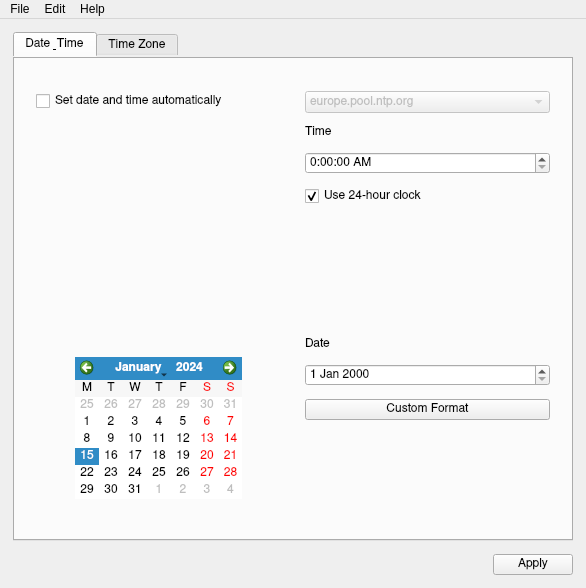
Before: the Qt Designer form Under Construction/Date and Time.app/Resources/date_and_time.ui in helloSystem/Utilities, drawn with Qt 5.
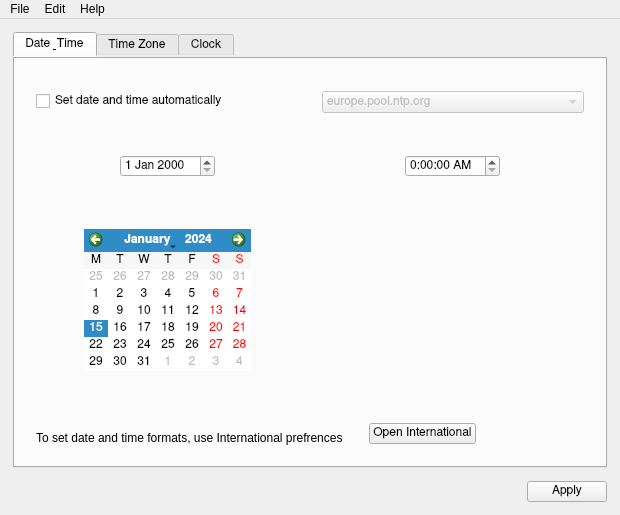
After: the same form once the commit is applied. The open tabs and pages were chosen to show the change. Icons and pictures are not drawn. Custom widgets are drawn as their Qt base class.

Diff of the .ui file:
```diff
--- a/Under Construction/Date and Time.app/Resources/date_and_time.ui
+++ b/Under Construction/Date and Time.app/Resources/date_and_time.ui
@@ -6,10 +6,16 @@
    <rect>
     <x>0</x>
     <y>0</y>
-    <width>586</width>
-    <height>588</height>
+    <width>620</width>
+    <height>515</height>
    </rect>
   </property>
+  <property name="sizePolicy">
+   <sizepolicy hsizetype="Preferred" vsizetype="Preferred">
+    <horstretch>0</horstretch>
+    <verstretch>0</verstretch>
+   </sizepolicy>
+  </property>
   <property name="windowTitle">
    <string>Date and Time</string>
   </property>
@@ -84,7 +90,7 @@
          <number>23</number>
         </property>
         <item>
-         <layout class="QGridLayout" name="gridLayout_4">
+         <layout class="QGridLayout" name="gridLayout_4" rowstretch="0,0,0,0,0,0">
           <property name="leftMargin">
            <number>0</number>
           </property>
@@ -101,21 +107,9 @@
            <number>23</number>
           </property>
           <property name="verticalSpacing">
-           <number>13</number>
+           <number>6</number>
           </property>
-          <item row="1" column="1">
-           <widget class="QLabel" name="dt_time_label">
-            <property name="font">
-             <font>
-              <family>Nimbus Sans</family>
-             </font>
-            </property>
-            <property name="text">
-             <string>Time</string>
-            </property>
-           </widget>
-          </item>
-          <item row="2" column="1">
+          <item row="2" column="1" alignment="Qt::AlignHCenter">
            <widget class="QTimeEdit" name="dt_set_date_time_manual">
             <property name="font">
              <font>
@@ -139,47 +133,71 @@
             </property>
            </widget>
           </item>
-          <item row="9" column="1">
-           <spacer name="verticalSpacer_14">
-            <property name="orientation">
-             <enum>Qt::Vertical</enum>
+          <item row="4" column="0" alignment="Qt::AlignHCenter">
+           <widget class="QCalendarWidget" name="calendarWidget">
+            <property name="sizePolicy">
+             <sizepolicy hsizetype="Fixed" vsizetype="Fixed">
+              <horstretch>0</horstretch>
+              <verstretch>0</verstretch>
+             </sizepolicy>
             </property>
-            <property name="sizeHint" stdset="0">
+            <property name="font">
+             <font>
+              <family>Nimbus Sans</family>
+             </font>
+            </property>
+            <property name="gridVisible">
+             <bool>false</bool>
+            </property>
+            <property name="horizontalHeaderFormat">
+             <enum>QCalendarWidget::SingleLetterDayNames</enum>
+            </property>
+            <property name="verticalHeaderFormat">
+             <enum>QCalendarWidget::NoVerticalHeader</enum>
+            </property>
+            <property name="navigationBarVisible">
+             <bool>true</bool>
+            </property>
+            <property name="dateEditEnabled">
+             <bool>true</bool>
+            </property>
+           </widget>
+          </item>
+          <item row="4" column="1" alignment="Qt::AlignHCenter|Qt::AlignTop">
+           <widget class="AnalogClock" name="analog_clock_widget" native="true">
+            <property name="minimumSize">
              <size>
-              <width>20</width>
-              <height>40</height>
+              <width>160</width>
+              <height>160</height>
              </size>
             </property>
-           </spacer>
+            <property name="maximumSize">
+             <size>
+              <width>600</width>
+              <height>600</height>
+             </size>
+            </property>
+            <property name="baseSize">
+             <size>
+              <width>200</width>
+              <height>200</height>
+             </size>
+            </property>
+           </widget>
           </item>
           <item row="5" column="0" colspan="2">
-           <spacer name="verticalSpacer_13">
+           <spacer name="verticalSpacer_2">
             <property name="orientation">
              <enum>Qt::Vertical</enum>
             </property>
-            <property name="sizeType">
-             <enum>QSizePolicy::Fixed</enum>
-            </property>
             <property name="sizeHint" stdset="0">
              <size>
               <width>20</width>
-              <height>20</height>
+              <height>40</height>
              </size>
             </property>
            </spacer>
           </item>
-          <item row="8" column="1">
-           <widget class="QPushButton" name="dt_set_custom_format">
-            <property name="font">
-             <font>
-              <family>Nimbus Sans</family>
-             </font>
-            </property>
-            <property name="text">
-             <string>Custom Format</string>
-            </property>
-           </widget>
-          </item>
           <item row="0" column="1">
            <widget class="QComboBox" name="ntp_servers_comboBox">
             <property name="enabled">
@@ -236,19 +254,13 @@
             </item>
            </widget>
           </item>
-          <item row="3" column="1">
-           <widget class="QCheckBox" name="dt_use_24h_clock">
+          <item row="2" column="0" alignment="Qt::AlignHCenter">
+           <widget class="QDateEdit" name="dt_set_date_manual">
             <property name="font">
              <font>
               <family>Nimbus Sans</family>
              </font>
             </property>
-            <property name="text">
-             <string>Use 24-hour clock</string>
-            </property>
-            <property name="checked">
-             <bool>true</bool>
-            </property>
            </widget>
           </item>
           <item row="0" column="0">
@@ -269,76 +281,79 @@
             </property>
            </widget>
           </item>
-          <item row="7" column="1">
-           <widget class="QDateEdit" name="dt_set_date_manual">
-            <property name="font">
-             <font>
-              <family>Nimbus Sans</family>
-             </font>
+          <item row="3" column="0" colspan="2">
+           <spacer name="verticalSpacer_3">
+            <property name="orientation">
+             <enum>Qt::Vertical</enum>
             </property>
-           </widget>
+            <property name="sizeHint" stdset="0">
+             <size>
+              <width>20</width>
+              <height>40</height>
+             </size>
+            </property>
+           </spacer>
           </item>
-          <item row="6" column="0" rowspan="4" alignment="Qt::AlignHCenter">
-           <widget class="QCalendarWidget" name="calendarWidget">
+          <item row="1" column="0" colspan="2">
+           <spacer name="verticalSpacer">
+            <property name="orientation">
+             <enum>Qt::Vertical</enum>
+            </property>
+            <property name="sizeHint" stdset="0">
+             <size>
+              <width>20</width>
+              <height>40</height>
+             </size>
+            </property>
+           </spacer>
+          </item>
+         </layout>
+        </item>
+        <item>
+         <layout class="QHBoxLayout" name="horizontalLayout_2">
+          <property name="spacing">
+           <number>26</number>
+          </property>
+          <item>
+           <widget class="QLabel" name="label_2">
             <property name="sizePolicy">
-             <sizepolicy hsizetype="Fixed" vsizetype="Fixed">
+             <sizepolicy hsizetype="Preferred" vsizetype="Preferred">
               <horstretch>0</horstretch>
               <verstretch>0</verstretch>
              </sizepolicy>
             </property>
-            <property name="font">
-             <font>
-              <family>Nimbus Sans</family>
-             </font>
+            <property name="text">
+             <string>&lt;html&gt;&lt;head/&gt;&lt;body&gt;&lt;p&gt;&lt;span style=&quot; font-size:14pt; vertical-align:sub;&quot;&gt;To set date and time formats, use International prefrences&lt;/span&gt;&lt;/p&gt;&lt;/body&gt;&lt;/html&gt;</string>
             </property>
-            <property name="gridVisible">
-             <bool>false</bool>
-            </property>
-            <property name="horizontalHeaderFormat">
-             <enum>QCalendarWidget::SingleLetterDayNames</enum>
-            </property>
-            <property name="verticalHeaderFormat">
-             <enum>QCalendarWidget::NoVerticalHeader</enum>
-            </property>
-            <property name="navigationBarVisible">
-             <bool>true</bool>
-            </property>
-            <property name="dateEditEnabled">
-             <bool>true</bool>
-            </property>
            </widget>
           </item>
-          <item row="1" column="0" rowspan="4">
-           <widget class="AnalogClock" name="analog_clock_widget" native="true">
-            <property name="baseSize">
-             <size>
-              <width>200</width>
-              <height>200</height>
-             </size>
+          <item>
+           <widget class="QPushButton" name="dt_set_custom_format">
+            <property name="sizePolicy">
+             <sizepolicy hsizetype="Minimum" vsizetype="Fixed">
+              <horstretch>0</horstretch>
+              <verstretch>0</verstretch>
+             </sizepolicy>
             </property>
-           </widget>
-          </item>
-          <item row="6" column="1">
-           <widget class="QLabel" name="dt_date_label">
             <property name="font">
              <font>
               <family>Nimbus Sans</family>
              </font>
             </property>
             <property name="text">
-             <string>Date</string>
+             <string>Open International</string>
             </property>
            </widget>
           </item>
-          <item row="4" column="1">
-           <spacer name="verticalSpacer_15">
+          <item>
+           <spacer name="horizontalSpacer_2">
             <property name="orientation">
-             <enum>Qt::Vertical</enum>
+             <enum>Qt::Horizontal</enum>
             </property>
             <property name="sizeHint" stdset="0">
              <size>
-              <width>20</width>
-              <height>13</height>
+              <width>40</width>
+              <height>20</height>
              </size>
             </property>
            </spacer>
@@ -383,7 +398,7 @@
          </widget>
         </item>
         <item>
-         <widget class="QWidget" name="widget" native="true">
+         <widget class="TimeZoneWorldMap" name="timezone_world_map_widget" native="true">
           <property name="sizePolicy">
            <sizepolicy hsizetype="MinimumExpanding" vsizetype="MinimumExpanding">
             <horstretch>0</horstretch>
@@ -476,12 +491,38 @@
         </item>
        </layout>
       </widget>
+      <widget class="QWidget" name="tab">
+       <attribute name="title">
+        <string>Clock</string>
+       </attribute>
+       <widget class="QCheckBox" name="dt_use_24h_clock">
+        <property name="geometry">
+         <rect>
+          <x>120</x>
+          <y>70</y>
+          <width>223</width>
+          <height>29</height>
+         </rect>
+        </property>
+        <property name="font">
+         <font>
+          <family>Nimbus Sans</family>
+         </font>
+        </property>
+        <property name="text">
+         <string>Use 24-hour clock</string>
+        </property>
+        <property name="checked">
+         <bool>true</bool>
+        </property>
+       </widget>
+      </widget>
      </widget>
     </item>
     <item>
      <layout class="QHBoxLayout" name="horizontalLayout">
       <property name="spacing">
-       <number>13</number>
+       <number>23</number>
       </property>
       <property name="leftMargin">
        <number>0</number>
@@ -529,7 +570,7 @@
     <rect>
      <x>0</x>
      <y>0</y>
-     <width>586</width>
+     <width>620</width>
      <height>24</height>
     </rect>
    </property>
@@ -575,6 +616,12 @@
    <header>widget_analogclock</header>
    <container>1</container>
   </customwidget>
+  <customwidget>
+   <class>TimeZoneWorldMap</class>
+   <extends>QWidget</extends>
+   <header>widget_timezone_world_map</header>
+   <container>1</container>
+  </customwidget>
  </customwidgets>
  <resources/>
  <connections>
```
